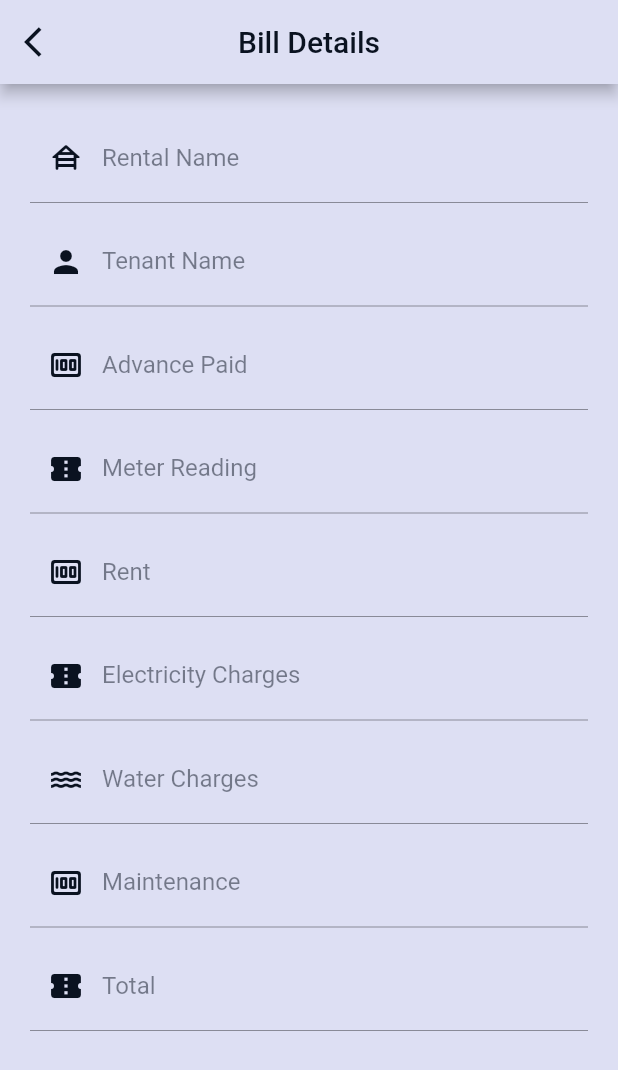
After one commit to vikram0230/DoorStep, a Flutter app: the BillDetail screen opened directly, on a phone screen of 412 x 824 dp. The commit adds this screen. Shown: the top 1070 px of the screen. Run offline on Flutter 3.47's test engine with Material 2 defaults, Android fonts, the phone set to English and light mode, and no system bars; our stand-ins replace cloud_firestore, firebase_core, fluttertoast, lottie; accounts and stored records are empty; network calls fail.

Commit message:
Created bill details

```diff
--- a/lib/main.dart
+++ b/lib/main.dart
@@ -1,5 +1,6 @@
 import 'package:doorstep/screens/home_screen.dart';
 import 'package:doorstep/screens/rental_detail.dart';
+import 'package:doorstep/utilities/constants.dart';
 import 'package:firebase_core/firebase_core.dart';
 import 'package:flutter/material.dart';
 import 'package:flutter/services.dart';
@@ -25,6 +26,7 @@ class _MyAppState extends State<MyApp> {
     return MaterialApp(
       debugShowCheckedModeBanner: false,
       initialRoute: HomeScreen.route,
+      theme: ThemeData(accentColor: kAccentColor),
       routes: {
         HomeScreen.route: (context) => HomeScreen(),
         RentalDetail.route: (context) => RentalDetail(),
--- /dev/null
+++ b/lib/screens/bill_detail.dart
@@ -0,0 +1,147 @@
+import 'package:doorstep/utilities/constants.dart';
+import 'package:doorstep/widgets/customTF.dart';
+import 'package:flutter/material.dart';
+import 'package:flutter/services.dart';
+
+class BillDetail extends StatefulWidget {
+  final billId;
+  BillDetail({this.billId});
+
+  @override
+  _BillDetailState createState() => _BillDetailState();
+}
+
+class _BillDetailState extends State<BillDetail> {
+  @override
+  Widget build(BuildContext context) {
+    return Scaffold(
+      backgroundColor: kPrimaryColor,
+      appBar: AppBar(
+        backgroundColor: kPrimaryColor,
+        centerTitle: true,
+        title: Text(
+          'Bill Details',
+          style: TextStyle(color: kAccentColor),
+        ),
+        leading: IconButton(
+          icon: Icon(
+            Icons.arrow_back_ios,
+            color: kAccentColor,
+          ),
+          onPressed: () {
+            Navigator.pop(context);
+          },
+        ),
+      ),
+      body: Container(
+        child: ListView(
+          padding: EdgeInsets.symmetric(vertical: 10, horizontal: 20),
+          children: [
+            CustomTextField(
+              controller: TextEditingController(),
+              prefixIcon: Icon(
+                Icons.house_siding_rounded,
+                color: kAccentColor,
+              ),
+              labelText: 'Rental Name',
+              enabled: false,
+            ),
+            CustomTextField(
+              controller: TextEditingController(),
+              prefixIcon: Icon(
+                Icons.person,
+                color: kAccentColor,
+              ),
+              labelText: 'Tenant Name',
+              enabled: false,
+            ),
+            CustomTextField(
+              controller: TextEditingController(),
+              prefixIcon: Icon(
+                Icons.money_rounded,
+                color: kAccentColor,
+              ),
+              labelText: 'Advance Paid',
+              enabled: false,
+              inputFormatter: [
+                FilteringTextInputFormatter.allow(RegExp(r'[0-9]'))
+              ],
+            ),
+            CustomTextField(
+              controller: TextEditingController(),
+              prefixIcon: Icon(
+                Icons.confirmation_number,
+                color: kAccentColor,
+              ),
+              labelText: 'Meter Reading',
+              enabled: false,
+              inputFormatter: [
+                FilteringTextInputFormatter.allow(RegExp(r'[0-9]'))
+              ],
+            ),
+            CustomTextField(
+              controller: TextEditingController(),
+              prefixIcon: Icon(
+                Icons.money_rounded,
+                color: kAccentColor,
+              ),
+              labelText: 'Rent',
+              enabled: false,
+              inputFormatter: [
+                FilteringTextInputFormatter.allow(RegExp(r'[0-9]'))
+              ],
+            ),
+            CustomTextField(
+              controller: TextEditingController(),
+              prefixIcon: Icon(
+                Icons.confirmation_number,
+                color: kAccentColor,
+              ),
+              labelText: 'Electricity Charges',
+              enabled: false,
+              inputFormatter: [
+                FilteringTextInputFormatter.allow(RegExp(r'[0-9]'))
+              ],
+            ),
+            CustomTextField(
+              controller: TextEditingController(),
+              prefixIcon: Icon(
+                Icons.water,
+                color: kAccentColor,
+              ),
+              labelText: 'Water Charges',
+              enabled: false,
+              inputFormatter: [
+                FilteringTextInputFormatter.allow(RegExp(r'[0-9]'))
+              ],
+            ),
+            CustomTextField(
+              controller: TextEditingController(),
+              prefixIcon: Icon(
+                Icons.money_rounded,
+                color: kAccentColor,
+              ),
+              labelText: 'Maintenance',
+              enabled: false,
+              inputFormatter: [
+                FilteringTextInputFormatter.allow(RegExp(r'[0-9]'))
+              ],
+            ),
+            CustomTextField(
+              controller: TextEditingController(),
+              prefixIcon: Icon(
+                Icons.confirmation_number,
+                color: kAccentColor,
+              ),
+              labelText: 'Total',
+              enabled: false,
+              inputFormatter: [
+                FilteringTextInputFormatter.allow(RegExp(r'[0-9]'))
+              ],
+            ),
+          ],
+        ),
+      ),
+    );
+  }
+}
--- a/lib/screens/bill_screen.dart
+++ b/lib/screens/bill_screen.dart
@@ -3,7 +3,10 @@ import 'package:doorstep/services/firestore_helper.dart';
 import 'package:doorstep/utilities/classes.dart';
 import 'package:doorstep/utilities/constants.dart';
 import 'package:flutter/material.dart';
+import 'package:intl/intl.dart';
 import 'package:lottie/lottie.dart';
+
+import 'bill_detail.dart';
 
 class BillScreen extends StatefulWidget {
   static String route = '/bill';
@@ -33,7 +36,7 @@ class _BillScreenState extends State<BillScreen> {
         backgroundColor: kPrimaryColor,
         centerTitle: true,
         title: Text(
-          'Rental Details',
+          'Bills',
           style: TextStyle(color: kAccentColor),
         ),
         leading: IconButton(
@@ -47,7 +50,7 @@ class _BillScreenState extends State<BillScreen> {
         ),
       ),
       body: StreamBuilder<QuerySnapshot<Bill>>(
-        stream: firestoreHelper.rentalsCollection.withConverter<Bill>(
+        stream: firestoreHelper.billsCollection.withConverter<Bill>(
           toFirestore: (bill, SetOptions? options) {
             return bill.getMap();
           },
@@ -76,32 +79,35 @@ class _BillScreenState extends State<BillScreen> {
                   String billId = snapshotData[index].id;
                   // print(billId);
 
-                  return Container();
-                  // return ListTile(
-                  //   tileColor: kAccentColor,
-                  //   leading: Icon(
-                  //     Icons.house_siding_rounded,
-                  //     color: kPrimaryColor,
-                  //     size: 40,
-                  //   ),
-                  //   title: Text(
-                  //     rental.rentalName,
-                  //     style: TextStyle(color: kPrimaryColor),
-                  //   ),
-                  //   subtitle: Text(
-                  //     rental.tenantName ?? 'UnOccupied',
-                  //     style: TextStyle(color: kPrimaryColor),
-                  //   ),
-                  //   onTap: () {
-                  //     Navigator.push(
-                  //         context,
-                  //         MaterialPageRoute(
-                  //             builder: (context) => RentalDetail(
-                  //                   rental: rental,
-                  //                   rentalId: rentalId,
-                  //                 )));
-                  //   },
-                  // );
+                  // return Container();
+                  return ListTile(
+                    tileColor: kAccentColor,
+                    leading: Icon(
+                      Icons.receipt,
+                      color: kPrimaryColor,
+                      size: 40,
+                    ),
+                    title: Text(
+                      bill.tenantName ?? 'UnOccupied',
+                      style: TextStyle(color: kPrimaryColor),
+                    ),
+                    subtitle: Text(
+                      DateFormat.yMMMMd().format(bill.billDate),
+                      style: TextStyle(color: kPrimaryColor),
+                    ),
+                    trailing: Text(
+                      '₹' + bill.total.toString(),
+                      style: TextStyle(color: kPrimaryColor, fontSize: 18),
+                    ),
+                    onTap: () {
+                      Navigator.push(
+                          context,
+                          MaterialPageRoute(
+                              builder: (context) => BillDetail(
+                                    billId: billId,
+                                  )));
+                    },
+                  );
                 },
                 separatorBuilder: (BuildContext context, int index) {
                   return SizedBox(height: 10);
--- a/lib/screens/rental_detail.dart
+++ b/lib/screens/rental_detail.dart
@@ -71,7 +71,7 @@ class _RentalDetailState extends State<RentalDetail> {
             ),
             leading: IconButton(
               icon: Icon(
-                Icons.close,
+                Icons.arrow_back_ios,
                 color: kAccentColor,
               ),
               onPressed: () {
@@ -462,6 +462,7 @@ class _RentalDetailState extends State<RentalDetail> {
                       Map data = widget.rental!.getMap();
                       Map<String, dynamic> temp = {
                         'billDate': DateTime.now(),
+                        'electricityCharges': (int.parse(meterReadingController.text) - widget.rental!.meterReading) * 7,
                         'total': getTotal(
                           int.parse(meterReadingController.text),
                         ),
@@ -470,6 +471,7 @@ class _RentalDetailState extends State<RentalDetail> {
                       print(data);
                       Bill bill = Bill.getbill(data);
                       firestoreHelper.generateBill(bill);
+                      Navigator.pop(context);
                     } else {
                       setState(() {
                         error = true;
--- a/lib/services/firestore_helper.dart
+++ b/lib/services/firestore_helper.dart
@@ -70,8 +70,8 @@ class FirestoreHelper {
   // Bill Related
 
   generateBill(Bill bill) async {
+
     //TODO: Check if bill already exists
-
     if (true) {
       return rentalsCollection
           .doc(rentalDocId)
--- a/lib/utilities/classes.dart
+++ b/lib/utilities/classes.dart
@@ -44,11 +44,13 @@ class Rental {
 
 class Bill extends Rental {
   Rental rental;
+  int electricityCharges;
   DateTime billDate;
   int total;
 
   Bill({
     required this.rental,
+    required this.electricityCharges,
     required this.billDate,
     required this.total,
   }) : super(
@@ -70,6 +72,7 @@ class Bill extends Rental {
       'maintenance': maintenance,
       'tenantName': tenantName,
       'advancePaid': advancePaid,
+      'electricityCharges': electricityCharges,
       'billDate': billDate,
       'total': total,
     };
@@ -78,7 +81,10 @@ class Bill extends Rental {
   static getbill(Map data) {
     return Bill(
       rental: Rental.getRental(data),
-      billDate: data['billDate'],
+      electricityCharges: data['electricityCharges'],
+      billDate: (data['billDate'].runtimeType == DateTime)
+          ? data['billDate']
+          : data['billDate'].toDate(),
       total: data['total'],
     );
   }
--- a/pubspec.yaml
+++ b/pubspec.yaml
@@ -32,6 +32,7 @@ dependencies:
   cloud_firestore: ^2.2.2
   fluttertoast: ^8.0.3
   lottie: ^1.0.1
+  intl: ^0.17.0
 
 dev_dependencies:
   flutter_test:
```
Also changed, not shown: pubspec.lock.
